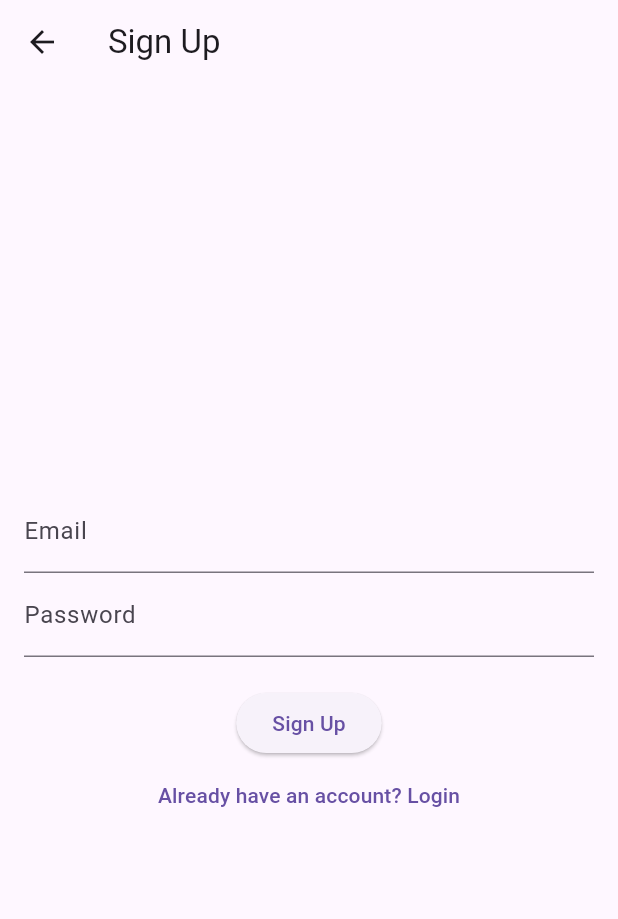
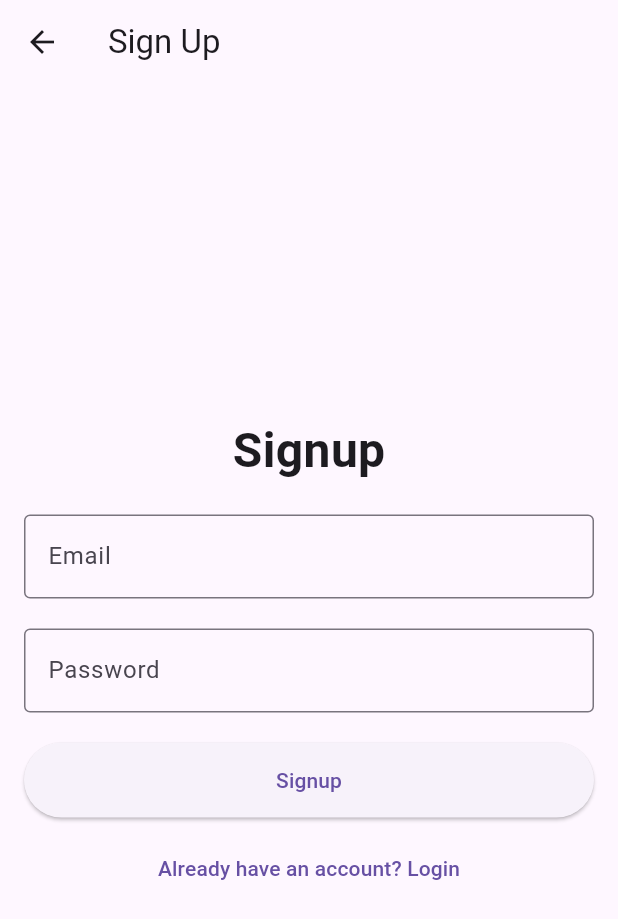
Before and after one commit to Amitkumarkoli/weatherly, a Flutter app: the HomeScreen screen opened by its route, after a tap on the "logout" icon, after a tap on "Don't have an account? Sign Up", on a phone screen of 412 x 824 dp. Shown: the top 919 px of the screen. Run offline on Flutter 3.47's test engine with Material 3 defaults, Android fonts, the phone set to English and light mode, and no system bars; our stand-ins replace firebase_auth, firebase_core, geolocator; accounts and stored records are empty; network calls fail.

Commit message:
adding some changes

```diff
--- a/lib/core/provider/weather_provider.dart
+++ b/lib/core/provider/weather_provider.dart
@@ -0,0 +1,17 @@
+import 'package:flutter/material.dart';
+import 'package:weatherly/data/services/weather_services.dart';
+
+class WeatherProvider extends ChangeNotifier {
+  Map<String, dynamic>? weatherData;
+  bool isLoading = true;
+
+  WeatherProvider() {
+    fetchWeather();
+  }
+
+  Future<void> fetchWeather() async {
+    weatherData = await WeatherService.getWeather();
+    isLoading = false;
+    notifyListeners();
+  }
+}
--- /dev/null
+++ b/lib/data/models/weather_model.dart
@@ -0,0 +1,13 @@
+class WeatherModel {
+  final String location;
+  final String condition;
+  final double temperature;
+
+  WeatherModel({required this.location, required this.condition, required this.temperature});
+
+  String getWeatherImage(){
+    if(condition.contains("Rain")) return "assets/rain.png";
+    if(condition.contains("cloud")) return "assets/cloudy.png";
+    return "assets/sunny.png";
+  }
+}
--- /dev/null
+++ b/lib/data/services/weather_services.dart
@@ -0,0 +1,21 @@
+import 'dart:convert';
+import 'package:http/http.dart' as http;
+import 'package:weatherly/utils/location_services.dart';
+
+class WeatherService {
+  static const String apiKey = "f14f4e35ac263ff9e82542032c733b09";
+
+  static Future<Map<String, dynamic>?> getWeather() async {
+    final location = await LocationService.getUserLocation();
+    if (location == null) return null;
+
+    String url = "https://api.openweathermap.org/data/2.5/weather?lat=${location.latitude}&lon=${location.longitude}&units=metric&appid=$apiKey";
+
+    final response = await http.get(Uri.parse(url));
+    if (response.statusCode == 200) {
+      return json.decode(response.body);
+    } else {
+      return null;
+    }
+  }
+}
--- a/lib/main.dart
+++ b/lib/main.dart
@@ -2,6 +2,7 @@ import 'package:flutter/material.dart';
 import 'package:firebase_core/firebase_core.dart';
 import 'package:provider/provider.dart';
 import 'package:weatherly/core/provider/auth_provider.dart';
+import 'package:weatherly/core/provider/weather_provider.dart';
 import 'package:weatherly/routes/routes.dart';
 
 void main() async {
@@ -15,10 +16,13 @@ class MyApp extends StatelessWidget {
 
   @override
   Widget build(BuildContext context) {
-    return ChangeNotifierProvider(
-      create: (_) => AuthProvider(),
+    return MultiProvider(
+      providers: [
+        ChangeNotifierProvider(create: (context) => AuthProvider()),
+        ChangeNotifierProvider(create: (context) => WeatherProvider()),
+      ],
       child: MaterialApp(
-        title: 'Firebase Auth Demo',
+        title: 'Weatherly',
         debugShowCheckedModeBanner: false,
         initialRoute: AppRoutes.login,
         routes: AppRoutes.getRoutes(),
--- a/lib/presentation/screens/home_screen.dart
+++ b/lib/presentation/screens/home_screen.dart
@@ -1,46 +1,52 @@
 import 'package:flutter/material.dart';
 import 'package:provider/provider.dart';
 import 'package:weatherly/core/provider/auth_provider.dart';
-import 'login_screen.dart';
+import 'package:weatherly/core/provider/weather_provider.dart';
 
-class HomeScreen extends StatelessWidget {
-  const HomeScreen({Key? key}) : super(key: key);
+class HomeScreen extends StatefulWidget {
+  const HomeScreen({super.key});
 
+  @override
+  State<HomeScreen> createState() => _HomeScreenState();
+}
+
+class _HomeScreenState extends State<HomeScreen> {
   @override
   Widget build(BuildContext context) {
     final authProvider = Provider.of<AuthProvider>(context);
+    final weatherProvider = Provider.of<WeatherProvider>(context);
 
     return Scaffold(
       appBar: AppBar(
-        title: const Text('Home'),
+        title: Center(child: Text('Weatherly')),
         actions: [
           IconButton(
-            icon: const Icon(Icons.logout),
-            onPressed: () async {
-              try {
-                await authProvider.signOut();
-                // Use post-frame callback to ensure the context is valid
-                WidgetsBinding.instance.addPostFrameCallback((_) {
-                  Navigator.pushReplacement(
-                    context,
-                    MaterialPageRoute(builder: (_) => LoginScreen()),
-                  );
-                });
-              } catch (error) {
-                ScaffoldMessenger.of(context).showSnackBar(
-                  SnackBar(content: Text('Sign out error: $error')),
-                );
-              }
+            icon: Icon(Icons.logout),
+            onPressed: () {
+              authProvider.signOut();
+              Navigator.pushReplacementNamed(context, '/login');
             },
           ),
         ],
       ),
-      body: Center(
-        child: Text(
-          'Welcome ${authProvider.user?.email ?? 'User'}!',
-          style: const TextStyle(fontSize: 24),
-        ),
-      ),
+      body: weatherProvider.isLoading
+          ? Center(child: CircularProgressIndicator())
+          : weatherProvider.weatherData == null
+              ? Center(child: Text("Failed to load weather"))
+              : Center(
+                  child: Column(
+                    mainAxisAlignment: MainAxisAlignment.center,
+                    children: [
+                      Image.network(
+                          "https://openweathermap.org/img/wn/${weatherProvider.weatherData!['weather'][0]['icon']}@4x.png"),
+                      Text("${weatherProvider.weatherData!['main']['temp']}°C",
+                          style: TextStyle(fontSize: 40)),
+                      Text(
+                          "${weatherProvider.weatherData!['weather'][0]['description']}",
+                          style: TextStyle(fontSize: 20)),
+                    ],
+                  ),
+                ),
     );
   }
 }
--- a/lib/presentation/screens/login_screen.dart
+++ b/lib/presentation/screens/login_screen.dart
@@ -35,27 +35,44 @@ class _LoginScreenState extends State<LoginScreen> {
   @override
   Widget build(BuildContext context) {
     return Scaffold(
-      appBar: AppBar(title: const Text('Login')),
       body: Padding(
         padding: const EdgeInsets.all(16.0),
         child: Center(
           child: SingleChildScrollView(
             child: Column(
               children: [
-                TextField(
-                  controller: emailController,
-                  decoration: const InputDecoration(labelText: "Email"),
+                const Text(
+                  'Login',
+                  style: TextStyle(
+                    fontSize: 32,
+                    fontWeight: FontWeight.bold,
+                  ),
                 ),
-                TextField(
-                  controller: passwordController,
+                const SizedBox(height: 20),
+                const TextField(
+                  decoration: InputDecoration(
+                    labelText: 'Email',
+                    border: OutlineInputBorder(),
+                  ),
+                ),
+                const SizedBox(height: 20),
+                const TextField(
                   obscureText: true,
-                  decoration: const InputDecoration(labelText: "Password"),
+                  decoration: InputDecoration(
+                    labelText: 'Password',
+                    border: OutlineInputBorder(),
+                  ),
                 ),
                 const SizedBox(height: 20),
                 isLoading
                     ? const CircularProgressIndicator()
-                    : ElevatedButton(
-                        onPressed: login, child: const Text("Login")),
+                    : SizedBox(
+                        width: double.infinity,
+                        height: 50,
+                        child: ElevatedButton(
+                            onPressed: login, child: const Text("Login")),
+                      ),
+                const SizedBox(height: 10),
                 TextButton(
                   onPressed: () {
                     Navigator.push(
--- a/lib/presentation/screens/signup_screen.dart
+++ b/lib/presentation/screens/signup_screen.dart
@@ -42,20 +42,38 @@ class _SignupScreenState extends State<SignupScreen> {
           child: SingleChildScrollView(
             child: Column(
               children: [
-                TextField(
-                  controller: emailController,
-                  decoration: const InputDecoration(labelText: "Email"),
+                const Text(
+                  'Signup',
+                  style: TextStyle(
+                    fontSize: 32,
+                    fontWeight: FontWeight.bold,
+                  ),
                 ),
-                TextField(
-                  controller: passwordController,
+                const SizedBox(height: 20),
+                const TextField(
+                  decoration: InputDecoration(
+                    labelText: 'Email',
+                    border: OutlineInputBorder(),
+                  ),
+                ),
+                const SizedBox(height: 20),
+                const TextField(
                   obscureText: true,
-                  decoration: const InputDecoration(labelText: "Password"),
+                  decoration: InputDecoration(
+                    labelText: 'Password',
+                    border: OutlineInputBorder(),
+                  ),
                 ),
                 const SizedBox(height: 20),
                 isLoading
                     ? const CircularProgressIndicator()
-                    : ElevatedButton(
-                        onPressed: signup, child: const Text("Sign Up")),
+                    : SizedBox(
+                        width: double.infinity,
+                        height: 50,
+                        child: ElevatedButton(
+                            onPressed: signup, child: const Text("Signup")),
+                      ),
+                const SizedBox(height: 10),
                 TextButton(
                   onPressed: () {
                     Navigator.push(
--- /dev/null
+++ b/lib/utils/location_services.dart
@@ -0,0 +1,16 @@
+import 'package:geolocator/geolocator.dart';
+
+class LocationService {
+  static Future<Position?> getUserLocation() async {
+    bool serviceEnabled = await Geolocator.isLocationServiceEnabled();
+    if (!serviceEnabled) return null;
+
+    LocationPermission permission = await Geolocator.checkPermission();
+    if (permission == LocationPermission.denied) {
+      permission = await Geolocator.requestPermission();
+      if (permission == LocationPermission.denied) return null;
+    }
+
+    return await Geolocator.getCurrentPosition(desiredAccuracy: LocationAccuracy.high);
+  }
+}
--- a/pubspec.yaml
+++ b/pubspec.yaml
@@ -38,6 +38,8 @@ dependencies:
   provider: ^6.1.2
   firebase_core: ^3.12.0
   firebase_auth: ^5.5.0
+  geolocator: ^13.0.2
+  http: ^1.3.0
 
 dev_dependencies:
   flutter_test:
```
Also changed, not shown: lib/core/provider/location_provider.dart (deleted), lib/utils/location_helper.dart (deleted), lib/utils/weather_helper.dart (deleted), pubspec.lock, 4 other files.
